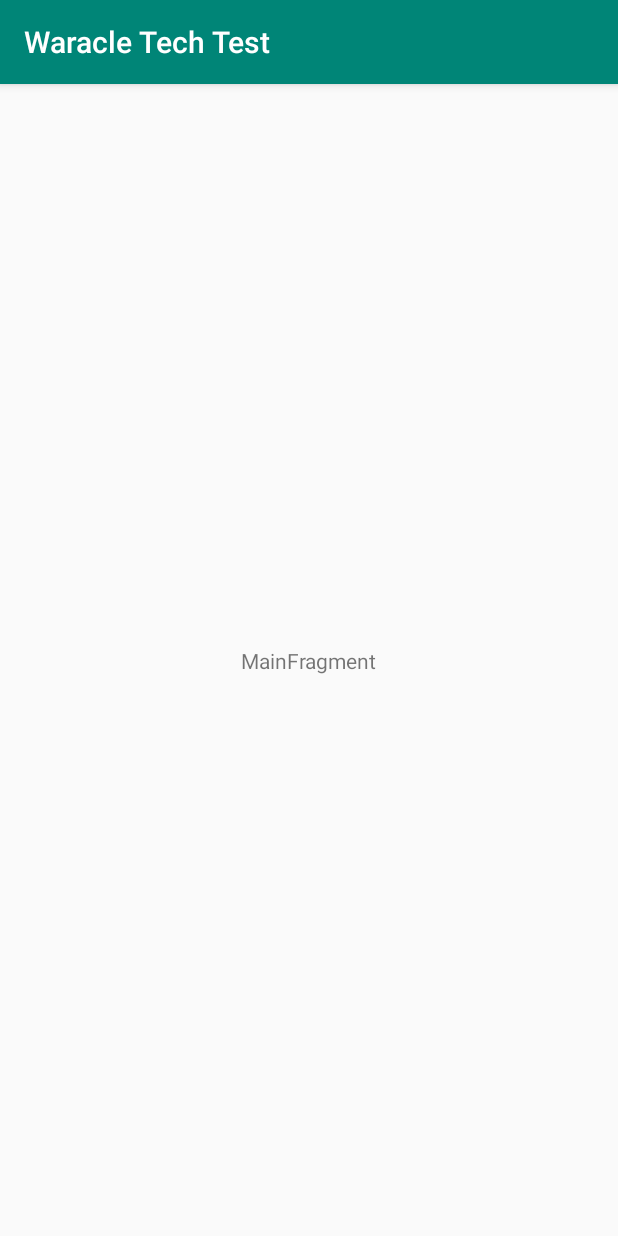
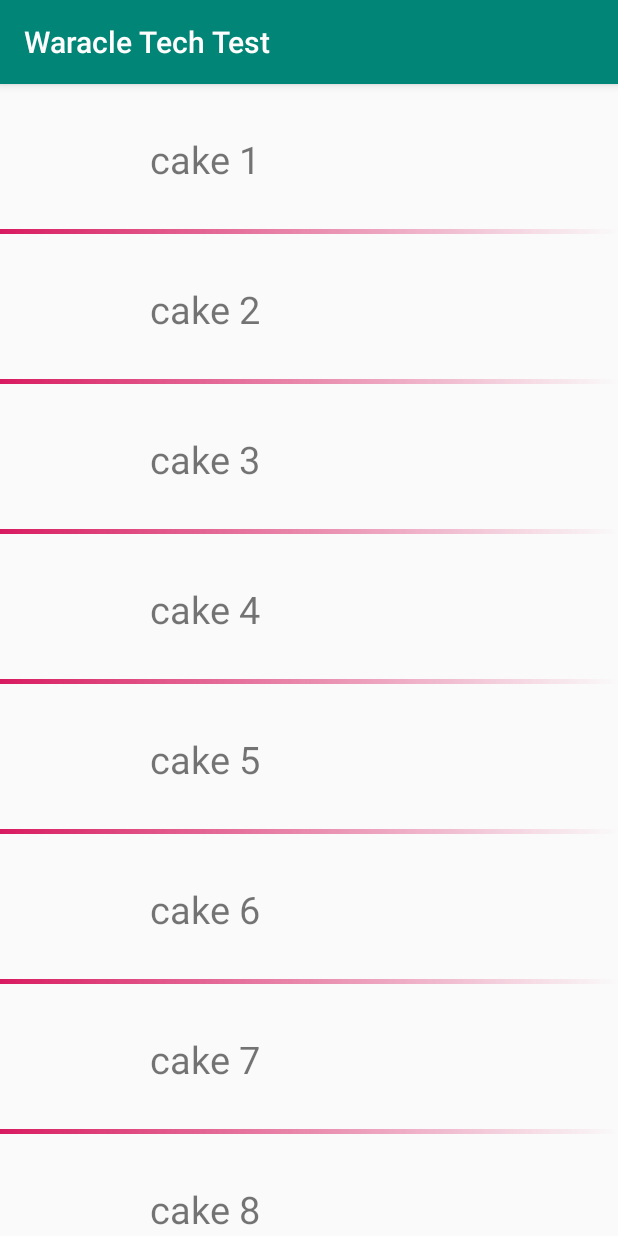
Before and after one commit to SamAmco/waracle-tech-test, an Android app: the screen it shows after launch (MainActivity), on a phone screen of 412 x 824 dp. Run offline under Robolectric (Android 15) with nearby library versions, the phone set to English and light mode, and no system bars; our stand-ins replace data binding.

Commit message:
a dummy list of cakes in a recycler view with custom adapter and list item view.

```diff
--- a/app/build.gradle
+++ b/app/build.gradle
@@ -15,6 +15,9 @@ android {
         versionName "1.0"
         testInstrumentationRunner "androidx.test.runner.AndroidJUnitRunner"
     }
+    dataBinding {
+        enabled = true
+    }
     buildTypes {
         release {
             minifyEnabled false
@@ -28,10 +31,13 @@ dependencies {
     implementation"org.jetbrains.kotlin:kotlin-stdlib-jdk7:$kotlin_version"
     implementation 'androidx.appcompat:appcompat:1.1.0'
     implementation 'androidx.core:core-ktx:1.1.0'
-    implementation 'androidx.constraintlayout:constraintlayout:1.1.3'
     implementation 'androidx.lifecycle:lifecycle-extensions:2.1.0'
     implementation 'androidx.lifecycle:lifecycle-viewmodel-ktx:2.1.0'
+
+    implementation 'androidx.recyclerview:recyclerview:1.1.0'
+    implementation 'com.github.bumptech.glide:glide:4.9.0'
+
     testImplementation 'junit:junit:4.12'
-    androidTestImplementation 'androidx.test.ext:junit:1.1.0'
+    androidTestImplementation 'androidx.test.ext:junit:1.1.1'
     androidTestImplementation 'androidx.test.espresso:espresso-core:3.2.0'
 }
--- /dev/null
+++ b/app/src/main/java/com/example/waracletechtest/data/Cake.kt
@@ -0,0 +1,7 @@
+package com.example.waracletechtest.data
+
+data class Cake(
+    val title: String,
+    val desc: String,
+    val imageUrl: String
+)
--- /dev/null
+++ b/app/src/main/java/com/example/waracletechtest/ui/main/CakesAdapter.kt
@@ -0,0 +1,41 @@
+package com.example.waracletechtest.ui.main
+
+import android.view.LayoutInflater
+import android.view.View
+import android.view.ViewGroup
+import androidx.recyclerview.widget.DiffUtil
+import androidx.recyclerview.widget.ListAdapter
+import androidx.recyclerview.widget.RecyclerView
+import com.example.waracletechtest.data.Cake
+import com.example.waracletechtest.databinding.ListItemCakeBinding
+
+class CakesAdapter : ListAdapter<Cake, CakeViewHolder>(CakeItemDiffCallback()) {
+    override fun onCreateViewHolder(parent: ViewGroup, viewType: Int): CakeViewHolder {
+        return CakeViewHolder.create(parent)
+    }
+
+    override fun onBindViewHolder(holder: CakeViewHolder, position: Int) {
+        holder.bind(getItem(position))
+    }
+}
+
+class CakeViewHolder(private val cakeBinding: ListItemCakeBinding) : RecyclerView.ViewHolder(cakeBinding.root) {
+
+    fun bind(cake: Cake) {
+        cakeBinding.titleText.text = cake.title
+        //TODO handle description and image url
+    }
+
+    companion object {
+        fun create(parent: ViewGroup): CakeViewHolder {
+            val layoutInflater = LayoutInflater.from(parent.context)
+            val binding = ListItemCakeBinding.inflate(layoutInflater, parent, false)
+            return CakeViewHolder(binding)
+        }
+    }
+}
+
+class CakeItemDiffCallback : DiffUtil.ItemCallback<Cake>() {
+    override fun areItemsTheSame(oldItem: Cake, newItem: Cake) = oldItem === newItem
+    override fun areContentsTheSame(oldItem: Cake, newItem: Cake) = oldItem == newItem
+}
--- a/app/src/main/java/com/example/waracletechtest/ui/main/MainFragment.kt
+++ b/app/src/main/java/com/example/waracletechtest/ui/main/MainFragment.kt
@@ -6,27 +6,66 @@ import androidx.fragment.app.Fragment
 import android.view.LayoutInflater
 import android.view.View
 import android.view.ViewGroup
+import androidx.databinding.DataBindingUtil
+import androidx.lifecycle.LiveData
+import androidx.lifecycle.MutableLiveData
+import androidx.lifecycle.Observer
+import androidx.lifecycle.ViewModel
+import androidx.recyclerview.widget.LinearLayoutManager
 import com.example.waracletechtest.R
+import com.example.waracletechtest.data.Cake
+import com.example.waracletechtest.databinding.MainFragmentBinding
 
 class MainFragment : Fragment() {
+    companion object { fun newInstance() = MainFragment() }
 
-    companion object {
-        fun newInstance() = MainFragment()
+    private lateinit var viewModel: MainViewModel
+    private lateinit var binding: MainFragmentBinding
+    private lateinit var listAdapter: CakesAdapter
+
+    override fun onCreateView(inflater: LayoutInflater, container: ViewGroup?, savedInstanceState: Bundle?): View {
+        viewModel = ViewModelProviders.of(this).get(MainViewModel::class.java)
+        binding = DataBindingUtil.inflate(inflater, R.layout.main_fragment, container, false)
+        listAdapter = CakesAdapter()
+
+        initViewModel()
+        initRecyclerView()
+
+        return binding.root
     }
 
-    private lateinit var viewModel: MainViewModel
-
-    override fun onCreateView(
-        inflater: LayoutInflater, container: ViewGroup?,
-        savedInstanceState: Bundle?
-    ): View {
-        return inflater.inflate(R.layout.main_fragment, container, false)
+    private fun initRecyclerView() {
+        val viewManager = LinearLayoutManager(context)
+        binding.recyclerView.apply {
+            setHasFixedSize(true)
+            layoutManager = viewManager
+            adapter = listAdapter
+        }
     }
 
-    override fun onActivityCreated(savedInstanceState: Bundle?) {
-        super.onActivityCreated(savedInstanceState)
-        viewModel = ViewModelProviders.of(this).get(MainViewModel::class.java)
-        // TODO: Use the ViewModel
+    private fun initViewModel() {
+        viewModel.cakes.observe(this, Observer {
+            //TODO might need more nuanced behaviour here
+            listAdapter.submitList(it)
+        })
     }
+}
 
+class MainViewModel : ViewModel() {
+    val cakes : LiveData<List<Cake>> get() { return _cakes }
+    private val _cakes = MutableLiveData<List<Cake>>(createMockCakes())
+
+    private fun createMockCakes(): List<Cake> {
+        return listOf(
+            Cake("cake 1", "tasty tasty", "no url"),
+            Cake("cake 2", "tasty tasty", "no url"),
+            Cake("cake 3", "tasty tasty", "no url"),
+            Cake("cake 4", "tasty tasty", "no url"),
+            Cake("cake 5", "tasty tasty", "no url"),
+            Cake("cake 6", "tasty tasty", "no url"),
+            Cake("cake 7", "tasty tasty", "no url"),
+            Cake("cake 8", "tasty tasty", "no url"),
+            Cake("cake 9", "tasty tasty", "no url")
+        )
+    }
 }
--- a/app/src/main/java/com/example/waracletechtest/ui/main/MainViewModel.kt
+++ /dev/null
@@ -1,7 +0,0 @@
-package com.example.waracletechtest.ui.main
-
-import androidx.lifecycle.ViewModel
-
-class MainViewModel : ViewModel() {
-    // TODO: Implement the ViewModel
-}
--- /dev/null
+++ b/app/src/main/res/drawable/divider_gradient.xml
@@ -0,0 +1,12 @@
+<?xml version="1.0" encoding="utf-8"?>
+<shape xmlns:android="http://schemas.android.com/apk/res/android"
+    android:shape="rectangle"
+    >
+    <size android:height="10dp" android:width="10dp"/>
+    <gradient
+        android:gradientRadius="40dp"
+        android:startColor="@color/colorAccent"
+        android:endColor="@color/colorAccentTransparent"
+        android:type="linear"
+        />
+</shape>
--- /dev/null
+++ b/app/src/main/res/layout/list_item_cake.xml
@@ -0,0 +1,37 @@
+<?xml version="1.0" encoding="utf-8"?>
+<layout>
+    <FrameLayout xmlns:android="http://schemas.android.com/apk/res/android"
+        xmlns:tools="http://schemas.android.com/tools"
+        android:orientation="vertical"
+        android:layout_width="match_parent"
+        android:layout_height="100dp">
+
+        <LinearLayout
+            android:layout_width="match_parent"
+            android:layout_height="match_parent"
+            android:orientation="horizontal">
+            <ImageView
+                android:layout_width="80dp"
+                android:layout_height="80dp"
+                android:layout_margin="10dp"
+                android:layout_gravity="center"
+                tools:src="@drawable/divider_gradient"
+                />
+            <!--TODO deal better with names that overflow the viewable area, maybe a scrolling animation?-->
+            <TextView
+                android:id="@+id/titleText"
+                android:layout_width="match_parent"
+                android:layout_height="match_parent"
+                android:gravity="center|left"
+                android:textSize="25sp"
+                tools:text="Cake name"/>
+        </LinearLayout>
+
+        <ImageView
+            android:layout_width="match_parent"
+            android:layout_height="3dp"
+            android:scaleType="fitXY"
+            android:layout_gravity="bottom"
+            android:src="@drawable/divider_gradient"/>
+    </FrameLayout>
+</layout>
--- a/app/src/main/res/layout/main_fragment.xml
+++ b/app/src/main/res/layout/main_fragment.xml
@@ -1,20 +1,19 @@
 <?xml version="1.0" encoding="utf-8"?>
-<androidx.constraintlayout.widget.ConstraintLayout xmlns:android="http://schemas.android.com/apk/res/android"
-    xmlns:app="http://schemas.android.com/apk/res-auto"
-    xmlns:tools="http://schemas.android.com/tools"
-    android:id="@+id/main"
-    android:layout_width="match_parent"
-    android:layout_height="match_parent"
-    tools:context=".ui.main.MainFragment">
+<layout xmlns:tools="http://schemas.android.com/tools">
+    <LinearLayout
+        xmlns:android="http://schemas.android.com/apk/res/android"
+        android:id="@+id/main"
+        android:layout_width="match_parent"
+        android:layout_height="match_parent"
+        android:orientation="vertical" >
 
-    <TextView
-        android:id="@+id/message"
-        android:layout_width="wrap_content"
-        android:layout_height="wrap_content"
-        android:text="MainFragment"
-        app:layout_constraintBottom_toBottomOf="parent"
-        app:layout_constraintEnd_toEndOf="parent"
-        app:layout_constraintStart_toStartOf="parent"
-        app:layout_constraintTop_toTopOf="parent" />
+        <androidx.recyclerview.widget.RecyclerView
+            android:id="@+id/recyclerView"
+            android:layout_width="match_parent"
+            android:layout_height="match_parent"
+            android:scrollbars="vertical"
+            tools:listitem="@layout/list_item_cake"
+            />
 
-</androidx.constraintlayout.widget.ConstraintLayout>
+    </LinearLayout>
+</layout>
--- a/app/src/main/res/values/colors.xml
+++ b/app/src/main/res/values/colors.xml
@@ -3,4 +3,5 @@
     <color name="colorPrimary">#008577</color>
     <color name="colorPrimaryDark">#00574B</color>
     <color name="colorAccent">#D81B60</color>
+    <color name="colorAccentTransparent">#00D81B60</color>
 </resources>
```
